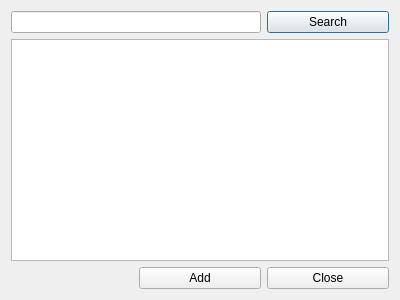
Above: src/CSearchDialog.ui from vojtad/uloz-to-client before the change. Below: the same form after it.
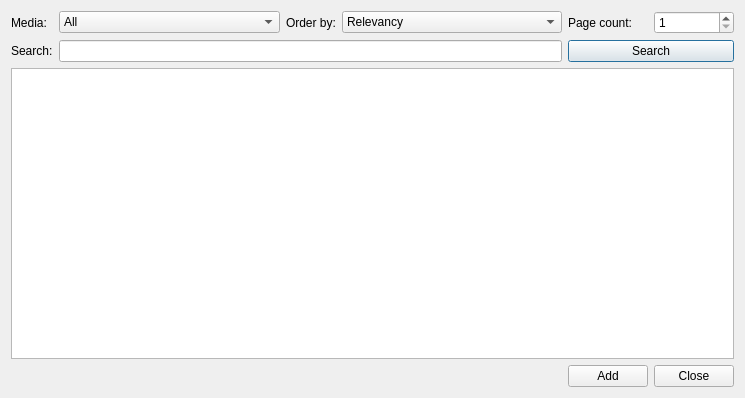
That is the form after the change.

Commit message: * fixed search, however, it sucks

```diff
--- a/src/CSearchDialog.ui
+++ b/src/CSearchDialog.ui
@@ -6,18 +6,147 @@
    <rect>
     <x>0</x>
     <y>0</y>
-    <width>400</width>
-    <height>300</height>
+    <width>745</width>
+    <height>398</height>
    </rect>
   </property>
   <property name="windowTitle">
    <string>Search</string>
   </property>
   <layout class="QGridLayout" name="gridLayout">
-   <item row="0" column="0" colspan="2">
+   <item row="0" column="0">
+    <widget class="QLabel" name="mediaLabel">
+     <property name="text">
+      <string>Media:</string>
+     </property>
+    </widget>
+   </item>
+   <item row="0" column="1">
+    <widget class="QComboBox" name="mediaComboBox">
+     <property name="sizePolicy">
+      <sizepolicy hsizetype="Expanding" vsizetype="Fixed">
+       <horstretch>0</horstretch>
+       <verstretch>0</verstretch>
+      </sizepolicy>
+     </property>
+     <item>
+      <property name="text">
+       <string>All</string>
+      </property>
+     </item>
+     <item>
+      <property name="text">
+       <string>Movies</string>
+      </property>
+     </item>
+     <item>
+      <property name="text">
+       <string>Images</string>
+      </property>
+     </item>
+     <item>
+      <property name="text">
+       <string>Music</string>
+      </property>
+     </item>
+     <item>
+      <property name="text">
+       <string>Pr0n</string>
+      </property>
+     </item>
+    </widget>
+   </item>
+   <item row="0" column="2">
+    <widget class="QLabel" name="orderByLabel">
+     <property name="text">
+      <string>Order by:</string>
+     </property>
+    </widget>
+   </item>
+   <item row="0" column="3">
+    <widget class="QComboBox" name="orderByComboBox">
+     <property name="sizePolicy">
+      <sizepolicy hsizetype="Expanding" vsizetype="Fixed">
+       <horstretch>0</horstretch>
+       <verstretch>0</verstretch>
+      </sizepolicy>
+     </property>
+     <item>
+      <property name="text">
+       <string>Relevancy</string>
+      </property>
+     </item>
+     <item>
+      <property name="text">
+       <string>Newest</string>
+      </property>
+     </item>
+     <item>
+      <property name="text">
+       <string>Rating</string>
+      </property>
+     </item>
+     <item>
+      <property name="text">
+       <string>Downloads count</string>
+      </property>
+     </item>
+     <item>
+      <property name="text">
+       <string>Size descending</string>
+      </property>
+     </item>
+     <item>
+      <property name="text">
+       <string>Size ascending</string>
+      </property>
+     </item>
+    </widget>
+   </item>
+   <item row="0" column="4">
+    <widget class="QLabel" name="pageCountLabel">
+     <property name="text">
+      <string>Page count:</string>
+     </property>
+    </widget>
+   </item>
+   <item row="0" column="5">
+    <widget class="QSpinBox" name="pageCountSpinBox">
+     <property name="minimum">
+      <number>1</number>
+     </property>
+     <property name="maximum">
+      <number>1000</number>
+     </property>
+     <property name="value">
+      <number>1</number>
+     </property>
+    </widget>
+   </item>
+   <item row="1" column="0">
+    <widget class="QLabel" name="searchLabel">
+     <property name="text">
+      <string>Search:</string>
+     </property>
+    </widget>
+   </item>
+   <item row="1" column="1" colspan="3">
     <widget class="QLineEdit" name="searchEdit"/>
    </item>
-   <item row="1" column="0" colspan="3">
+   <item row="1" column="4" colspan="2">
+    <widget class="QPushButton" name="searchButton">
+     <property name="text">
+      <string>Search</string>
+     </property>
+     <property name="autoDefault">
+      <bool>false</bool>
+     </property>
+     <property name="default">
+      <bool>true</bool>
+     </property>
+    </widget>
+   </item>
+   <item row="2" column="0" colspan="6">
     <widget class="QTreeView" name="searchView">
      <property name="editTriggers">
       <set>QAbstractItemView::NoEditTriggers</set>
@@ -33,7 +162,7 @@
      </property>
     </widget>
    </item>
-   <item row="2" column="1">
+   <item row="3" column="4">
     <widget class="QPushButton" name="addButton">
      <property name="text">
       <string>Add</string>
@@ -43,7 +172,7 @@
      </property>
     </widget>
    </item>
-   <item row="2" column="2">
+   <item row="3" column="5">
     <widget class="QPushButton" name="closeButton">
      <property name="text">
       <string>Close</string>
@@ -53,19 +182,6 @@
      </property>
     </widget>
    </item>
-   <item row="0" column="2">
-    <widget class="QPushButton" name="searchButton">
-     <property name="text">
-      <string>Search</string>
-     </property>
-     <property name="autoDefault">
-      <bool>false</bool>
-     </property>
-     <property name="default">
-      <bool>true</bool>
-     </property>
-    </widget>
-   </item>
   </layout>
  </widget>
  <resources/>
```
The commit also changes 6 other files.
